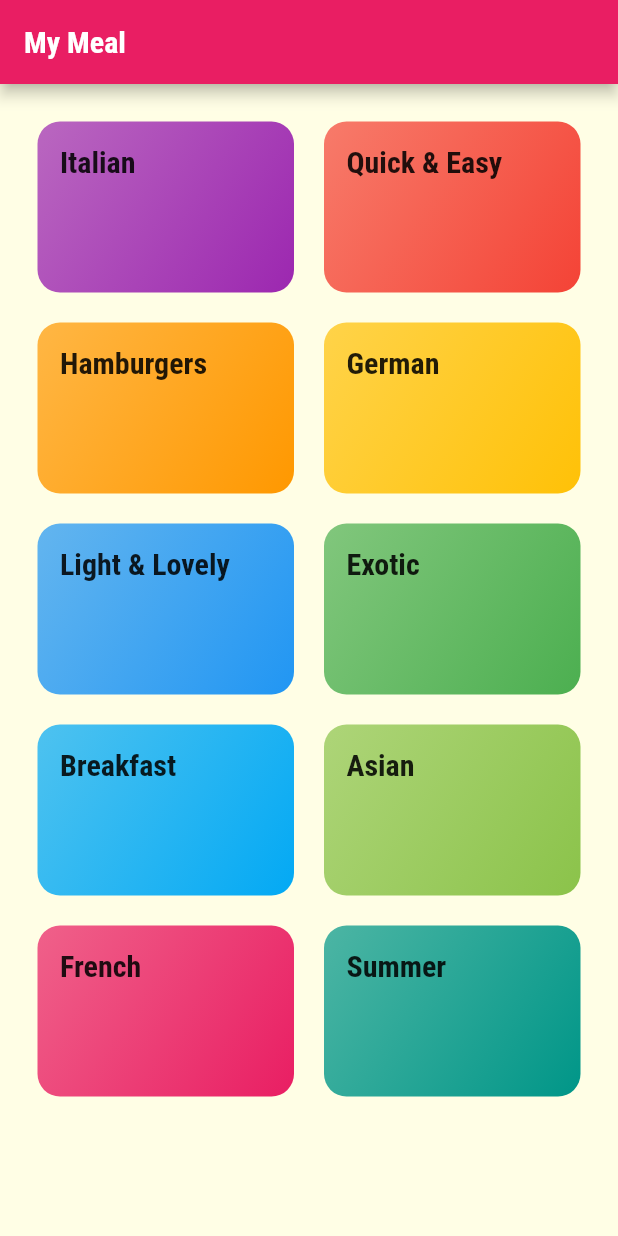
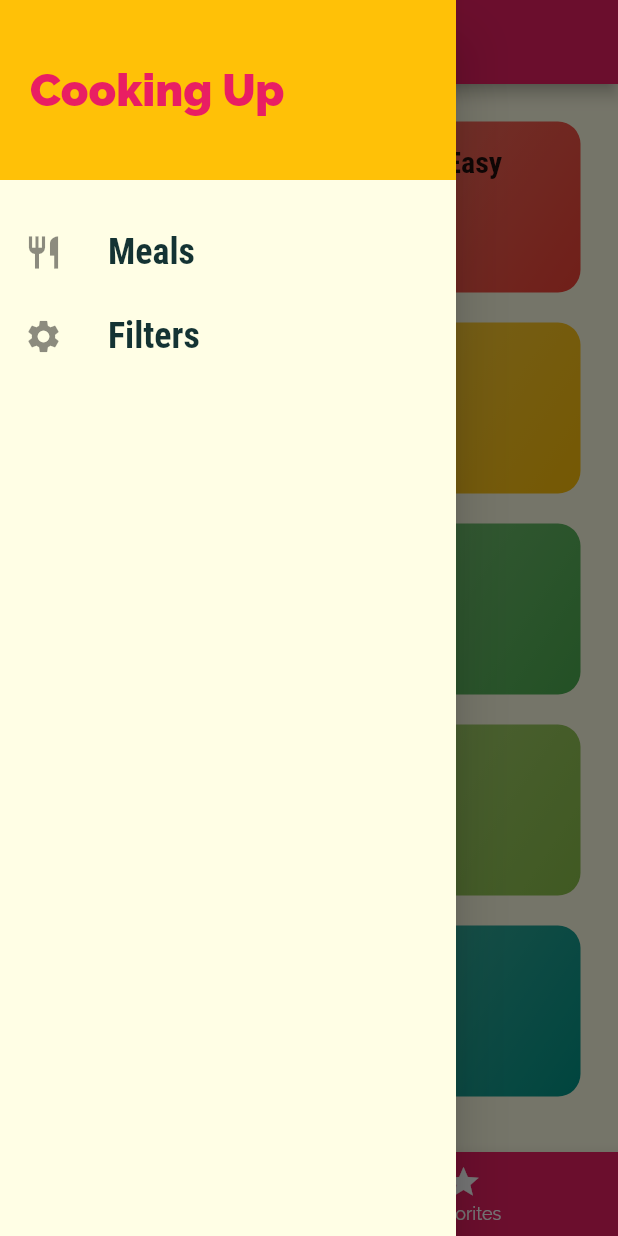
Before and after one commit to soorajsomans/Meals, a Flutter app: the screen it shows after launch, with the side drawer open (before the commit the screen has no drawer), on a phone screen of 412 x 824 dp. Run offline on Flutter 3.47's test engine with Material 2 defaults, Android fonts, the phone set to English and light mode, and no system bars.

Commit message:
Major Updates

```diff
--- a/lib/main.dart
+++ b/lib/main.dart
@@ -1,11 +1,67 @@
 import 'package:flutter/material.dart';
+import './dummy_data.dart';
+import '../screens/filter_screen.dart';
+import '../screens/tabs_screen.dart';
 import './screens/meal_detail_screen.dart';
 import './screens/category_meals_screen.dart';
-import './screens/categories_screen.dart';
+import 'models/meal.dart';
 
 void main() => runApp(MyApp());
 
-class MyApp extends StatelessWidget {
+class MyApp extends StatefulWidget {
+  @override
+  _MyAppState createState() => _MyAppState();
+}
+
+class _MyAppState extends State<MyApp> {
+  Map<String, bool> _filters = {
+    'gluten': false,
+    'lactose': false,
+    'vegan': false,
+    'vegetarian': false
+  };
+  List<Meal> _availableMeals = DUMMY_MEALS;
+  List<Meal> _favoriteMeals = [];
+  void _setFilters(Map<String, bool> filterData) {
+    setState(() {
+      _filters = filterData;
+      _availableMeals = DUMMY_MEALS.where((meal) {
+        if (_filters['gluten'] && !meal.isGlutenFree) {
+          return false;
+        }
+        if (_filters['lactose'] && !meal.isLactoseFree) {
+          return false;
+        }
+        if (_filters['vegan'] && !meal.isVegan) {
+          return false;
+        }
+        if (_filters['vegetarian'] && !meal.isVegetarian) {
+          return false;
+        }
+        return true;
+      }).toList();
+    });
+  }
+
+  void _toggleFavorite(String mealId) {
+    final existingIndex =
+        _favoriteMeals.indexWhere((meal) => meal.id == mealId);
+
+    if (existingIndex >= 0) {
+      setState(() {
+        _favoriteMeals.removeAt(existingIndex);
+      });
+    } else {
+      setState(() {
+        _favoriteMeals.add(DUMMY_MEALS.firstWhere((meal) => meal.id == mealId));
+      });
+    }
+  }
+
+  bool _isMealFavorite(String id) {
+    return _favoriteMeals.any((meal) => meal.id == id);
+  }
+
   @override
   Widget build(BuildContext context) {
     return MaterialApp(
@@ -25,9 +81,12 @@ class MyApp extends StatelessWidget {
       //home: CategoriesScreen(),
       initialRoute: '/',
       routes: {
-        '/': (ctx) => CategoriesScreen(),
-        CategoryMealsScreen.routeName: (ctx) => CategoryMealsScreen(),
-        MealDetailScreen.routeName: (ctx) => MealDetailScreen()
+        '/': (ctx) => TabsScreen(_favoriteMeals),
+        CategoryMealsScreen.routeName: (ctx) =>
+            CategoryMealsScreen(_availableMeals),
+        MealDetailScreen.routeName: (ctx) =>
+            MealDetailScreen(_toggleFavorite, _isMealFavorite),
+        FilterScreen.routeName: (ctx) => FilterScreen(_filters, _setFilters)
       },
     );
   }
--- a/lib/screens/categories_screen.dart
+++ b/lib/screens/categories_screen.dart
@@ -1,4 +1,5 @@
 import 'package:flutter/material.dart';
+import '../widgets/main_drawer.dart';
 
 import '../dummy_data.dart';
 import '../widgets/category_item.dart';
@@ -7,9 +8,6 @@ class CategoriesScreen extends StatelessWidget {
   @override
   Widget build(BuildContext context) {
     return Scaffold(
-      appBar: AppBar(
-        title: const Text('My Meal'),
-      ),
       body: GridView(
         padding: const EdgeInsets.all(25),
         children: DUMMY_CATEGORIES
--- /dev/null
+++ b/lib/screens/tabs_screen.dart
@@ -0,0 +1,57 @@
+import 'package:flutter/material.dart';
+import '../models/meal.dart';
+import '../screens/categories_screen.dart';
+import '../screens/favorites_screen.dart';
+import '../widgets/main_drawer.dart';
+
+class TabsScreen extends StatefulWidget {
+  final List<Meal> fevoriteMeals;
+
+  TabsScreen(this.fevoriteMeals);
+
+  @override
+  _TabsScreenState createState() => _TabsScreenState();
+}
+
+class _TabsScreenState extends State<TabsScreen> {
+  List<Map<String, Object>> _pages;
+  int _selectedPageIndex = 0;
+  void _selectPage(int index) {
+    setState(() {
+      _selectedPageIndex = index;
+    });
+  }
+
+  @override
+  void initState() {
+    _pages = [
+      {'page': CategoriesScreen(), 'title': 'Categories'},
+      {'page': FavoritesScreen(widget.fevoriteMeals), 'title': 'Fevorites'}
+    ];
+    super.initState();
+  }
+
+  @override
+  Widget build(BuildContext context) {
+    return Scaffold(
+      appBar: AppBar(
+        title: Text(_pages[_selectedPageIndex]['title']),
+      ),
+      drawer: MainDrawer(),
+      body: _pages[_selectedPageIndex]['page'],
+      bottomNavigationBar: BottomNavigationBar(
+        onTap: _selectPage,
+        backgroundColor: Theme.of(context).primaryColor,
+        unselectedItemColor: Colors.white,
+        selectedItemColor: Theme.of(context).accentColor,
+        currentIndex: _selectedPageIndex,
+        items: [
+          BottomNavigationBarItem(
+              icon: Icon(Icons.category), title: Text('Categories')),
+          BottomNavigationBarItem(
+              icon: Icon(Icons.star), title: Text('Fevorites'))
+        ],
+      ),
+    );
+  }
+}
--- /dev/null
+++ b/lib/widgets/main_drawer.dart
@@ -0,0 +1,54 @@
+import 'package:flutter/material.dart';
+import '../screens/filter_screen.dart';
+
+class MainDrawer extends StatelessWidget {
+  Widget buildListTile(String title, IconData icon, Function tapHandler) {
+    return ListTile(
+      leading: Icon(
+        icon,
+        size: 26,
+      ),
+      title: Text(
+        title,
+        style: TextStyle(
+            fontFamily: 'RobotoCondensed',
+            fontWeight: FontWeight.bold,
+            fontSize: 24),
+      ),
+      onTap: tapHandler,
+    );
+  }
+
+  @override
+  Widget build(BuildContext context) {
+    return Drawer(
+      child: Column(
+        children: [
+          Container(
+            height: 120,
+            width: double.infinity,
+            padding: EdgeInsets.all(20),
+            alignment: Alignment.centerLeft,
+            color: Theme.of(context).accentColor,
+            child: Text(
+              'Cooking Up',
+              style: TextStyle(
+                  fontWeight: FontWeight.w900,
+                  fontSize: 30,
+                  color: Theme.of(context).primaryColor),
+            ),
+          ),
+          SizedBox(
+            height: 20,
+          ),
+          buildListTile('Meals', Icons.restaurant, () {
+            Navigator.of(context).pushReplacementNamed('/');
+          }),
+          buildListTile('Filters', Icons.settings, () {
+            Navigator.of(context).pushReplacementNamed(FilterScreen.routeName);
+          })
+        ],
+      ),
+    );
+  }
+}
```
Also changed, not shown: lib/screens/category_meals_screen.dart (+50 -20 lines), lib/screens/favorites_screen.dart (added, +31 -0 lines), lib/screens/filter_screen.dart (added, +107 -0 lines), lib/screens/meal_detail_screen.dart (+81 -5 lines), lib/widgets/meal_item.dart (+15 -8 lines).
